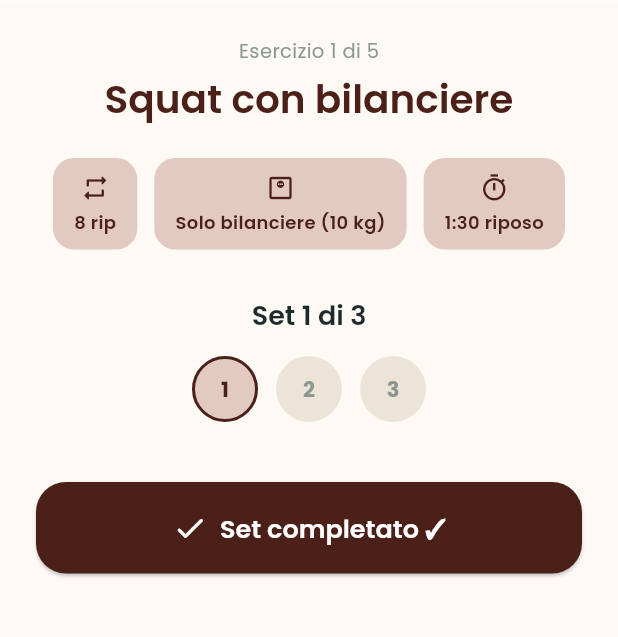
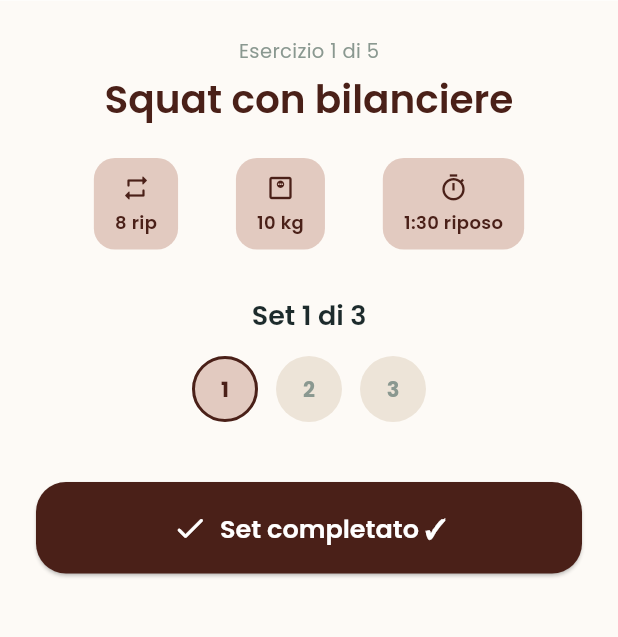
Before and after one commit to federicadeval/grow-glow, a Flutter app: the WorkoutSessionScreen screen opened directly with sample values from the repository, on a phone screen of 412 x 824 dp, the part 160-797 px from its top. Run offline on Flutter 3.47's test engine with Material 3 defaults, Android fonts, the phone set to English and light mode, and no system bars; our stand-ins replace flutter_riverpod, go_router, google_fonts, image_picker, shared_preferences; missing offline and left inert: dart:js; accounts and stored records are empty.

Commit message:
Clean weight display: remove prefixes, fix unit fallback
- workout_model: replace "Solo bilanciere (10 kg)" with plain "10 kg"
- parser: plain saved numbers (from old free-text field) now default to
  kg unit so the label always shows next to the field
- session screen: strip legacy prefix-style weights for chip display,
  and add kg suffix to bare numbers

```diff
--- a/lib/features/fitness/domain/models/workout_model.dart
+++ b/lib/features/fitness/domain/models/workout_model.dart
@@ -42,8 +42,8 @@ final List<WorkoutPlan> builtinWorkouts = [
     duration: '35 min',
     estimatedKcal: 250,
     exercises: [
-      Exercise(name: 'Squat con bilanciere', sets: 3, reps: 8, weight: 'Solo bilanciere (10 kg)', restSeconds: 90),
-      Exercise(name: 'Panca Piana', sets: 3, reps: 8, weight: 'Solo bilanciere (10 kg)', restSeconds: 90),
+      Exercise(name: 'Squat con bilanciere', sets: 3, reps: 8, weight: '10 kg', restSeconds: 90),
+      Exercise(name: 'Panca Piana', sets: 3, reps: 8, weight: '10 kg', restSeconds: 90),
       Exercise(name: 'Stacco da terra', sets: 3, reps: 8, weight: '15-20 kg', restSeconds: 120),
       Exercise(name: 'Shoulder Press', sets: 3, reps: 10, weight: '8-10 kg', restSeconds: 90),
       Exercise(name: 'Rematore con bilanciere', sets: 3, reps: 10, weight: '10-12 kg', restSeconds: 90),
@@ -57,7 +57,7 @@ final List<WorkoutPlan> builtinWorkouts = [
     estimatedKcal: 270,
     exercises: [
       Exercise(name: 'Front Squat', sets: 3, reps: 10, weight: '10-12 kg', restSeconds: 90),
-      Exercise(name: 'Panca Inclinata', sets: 3, reps: 10, weight: 'Solo bilanciere (10 kg)', restSeconds: 90),
+      Exercise(name: 'Panca Inclinata', sets: 3, reps: 10, weight: '10 kg', restSeconds: 90),
       Exercise(name: 'Romanian Deadlift', sets: 3, reps: 10, weight: '15-20 kg', restSeconds: 90),
       Exercise(name: 'Bent-over Row', sets: 3, reps: 12, weight: '10-15 kg', restSeconds: 75),
       Exercise(name: 'Skull Crusher', sets: 3, reps: 12, weight: '6-8 kg', restSeconds: 60),
--- a/lib/features/fitness/presentation/screens/workout_session_screen.dart
+++ b/lib/features/fitness/presentation/screens/workout_session_screen.dart
@@ -318,6 +318,16 @@ class _ExerciseView extends StatelessWidget {
     required this.onComplete,
   });
 
+  static String _formatWeight(String weight) {
+    final w = weight.trim();
+    // Legacy "Solo bilanciere (10 kg)" → "10 kg"
+    final prefixMatch = RegExp(r'^.+?\((\d+(?:\.\d+)?)\s*(kg(?:/lato)?)\)\s*$').firstMatch(w);
+    if (prefixMatch != null) return '${prefixMatch.group(1)} ${prefixMatch.group(2)}';
+    // Plain saved number → "6 kg"
+    if (RegExp(r'^\d+(?:\.\d+)?$').hasMatch(w)) return '$w kg';
+    return w;
+  }
+
   @override
   Widget build(BuildContext context) {
     return SingleChildScrollView(
@@ -343,7 +353,7 @@ class _ExerciseView extends StatelessWidget {
             mainAxisAlignment: MainAxisAlignment.spaceEvenly,
             children: [
               _InfoChip(icon: Icons.repeat_rounded, label: '${exercise.reps} rip'),
-              _InfoChip(icon: Icons.monitor_weight_outlined, label: customWeight ?? exercise.weight),
+              _InfoChip(icon: Icons.monitor_weight_outlined, label: _formatWeight(customWeight ?? exercise.weight)),
               _InfoChip(
                 icon: Icons.timer_outlined,
                 label: '${exercise.restSeconds ~/ 60}:${(exercise.restSeconds % 60).toString().padLeft(2, '0')} riposo',
```
Also changed, not shown: lib/features/fitness/presentation/screens/workout_feedback_screen.dart (+11 -10 lines).
